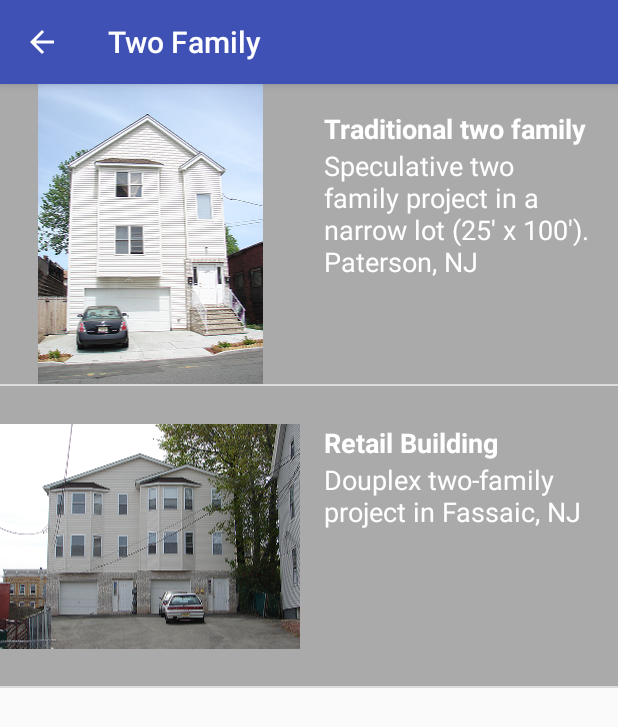
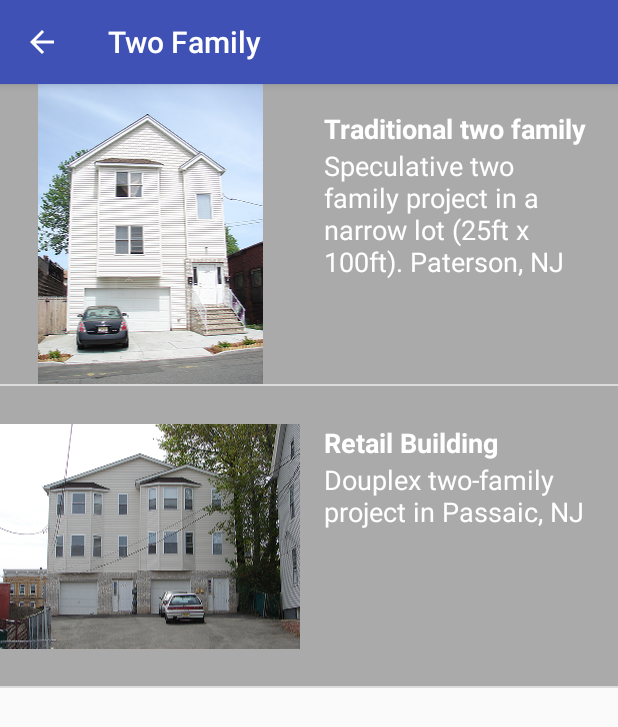
Before and after one commit to gsalierno3/MyGuidedTour, an Android app: the TwoFamilyActivity screen opened directly, with no data from a screen before it, on a phone screen of 412 x 824 dp. Shown: the top 727 px of the screen. Run offline under Robolectric (Android 15) with nearby library versions, the phone set to English and light mode, and no system bars.

Commit message:
SingleFamilyIFragment and TwoFamilyActivity hard coded strings modified

```diff
--- a/app/src/main/java/com/example/android/myguidedtour/TwoFamilyActivity.java
+++ b/app/src/main/java/com/example/android/myguidedtour/TwoFamilyActivity.java
@@ -22,10 +22,10 @@ public class TwoFamilyActivity extends AppCompatActivity
 
         //create list of projects
         final ArrayList<Project> projects = new ArrayList<Project>();
-        projects.add(new Project("Traditional two family", R.drawable.twofam_1,
-                "Speculative two family project in a narrow lot (25' x 100').  Paterson, NJ"));
-        projects.add(new Project("Retail Building", R.drawable.twofam_2,
-                "Douplex two-family project in Fassaic, NJ"));
+        projects.add(new Project(getString(R.string.two_family1_name), R.drawable.twofam_1,
+                getString(R.string.two_family1_text)));
+        projects.add(new Project(getString(R.string.two_family2_name), R.drawable.twofam_2,
+                getString(R.string.two_family2_text)));
 
         ProjectAdapter adapter = new ProjectAdapter(this, projects);
 
```
Also changed, not shown: app/src/main/java/com/example/android/myguidedtour/SingleFamilyFragment.java (+6 -6 lines), app/src/main/res/values/strings.xml (+14 -0 lines).
